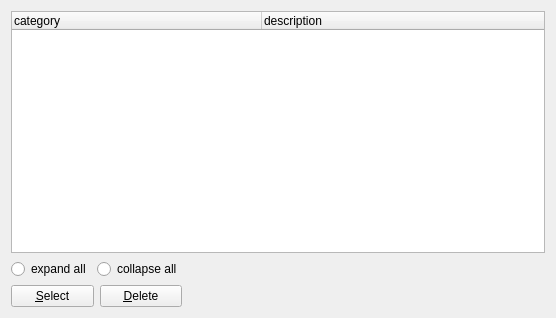
Above: client/uiforms/category_select.ui from Wolframe/configurator before the change. Below: the same form after it.
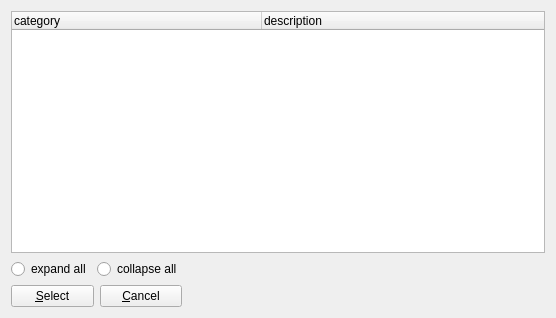
That is the form after the change. Icons and pictures are not drawn.

What changed in the file:
```diff
--- a/client/uiforms/category_select.ui
+++ b/client/uiforms/category_select.ui
@@ -87,10 +87,7 @@
      <item>
       <widget class="QPushButton" name="cancel">
        <property name="text">
-        <string>&amp;Delete</string>
-       </property>
-       <property name="action" stdset="0">
-        <string notr="true">deleteCategory category {id={main.category.selected}}</string>
+        <string>&amp;Cancel</string>
        </property>
        <property name="form" stdset="0">
         <string notr="true">categories</string>
```
Left out of the diff: 23 changed lines with no effect on the pictures.
